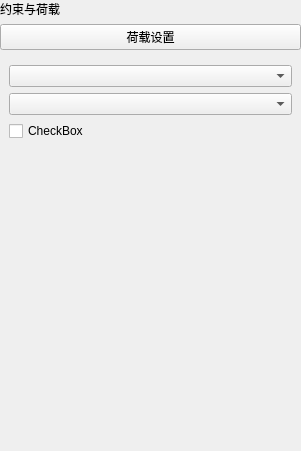
First picture: the form in plugins/Base_PhysicalField/LoadSpecificationWidget.ui, repository asd977/base_cae, before the edit.
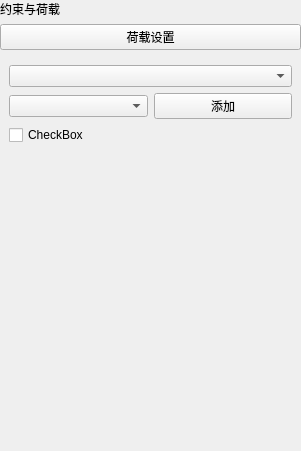
Second picture: the form after the edit. Custom widgets are drawn as their Qt base class.

Commit message: Move physical field batch-add buttons into UI layouts

Diff of the .ui file:
```diff
--- a/plugins/Base_PhysicalField/LoadSpecificationWidget.ui
+++ b/plugins/Base_PhysicalField/LoadSpecificationWidget.ui
@@ -56,7 +56,18 @@
        <widget class="CustomComboBox" name="comboBoxDim" />
       </item>
       <item>
-       <widget class="CustomComboBox" name="comboBoxGroup" />
+       <layout class="QHBoxLayout" name="horizontalLayoutGroupSelect">
+        <item>
+         <widget class="CustomComboBox" name="comboBoxGroup" />
+        </item>
+        <item>
+         <widget class="QPushButton" name="btnBatchAdd">
+          <property name="text">
+           <string>添加</string>
+          </property>
+         </widget>
+        </item>
+       </layout>
       </item>
       <item>
        <widget class="QCheckBox" name="clickCheckBox">
```
The commit also changes 19 other files.
